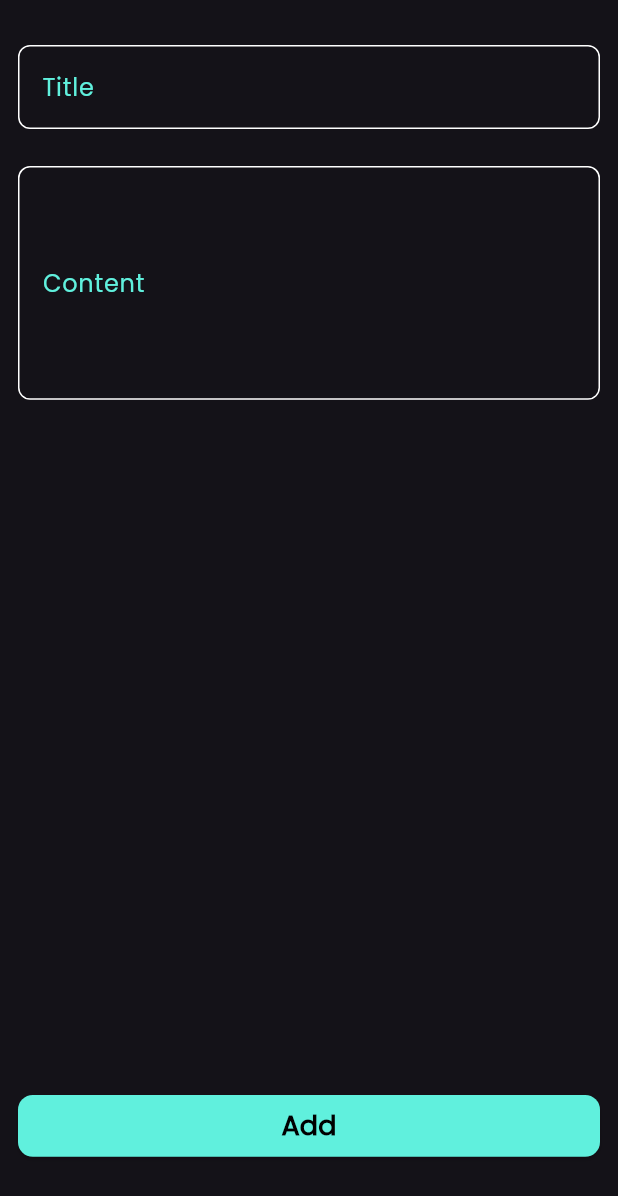
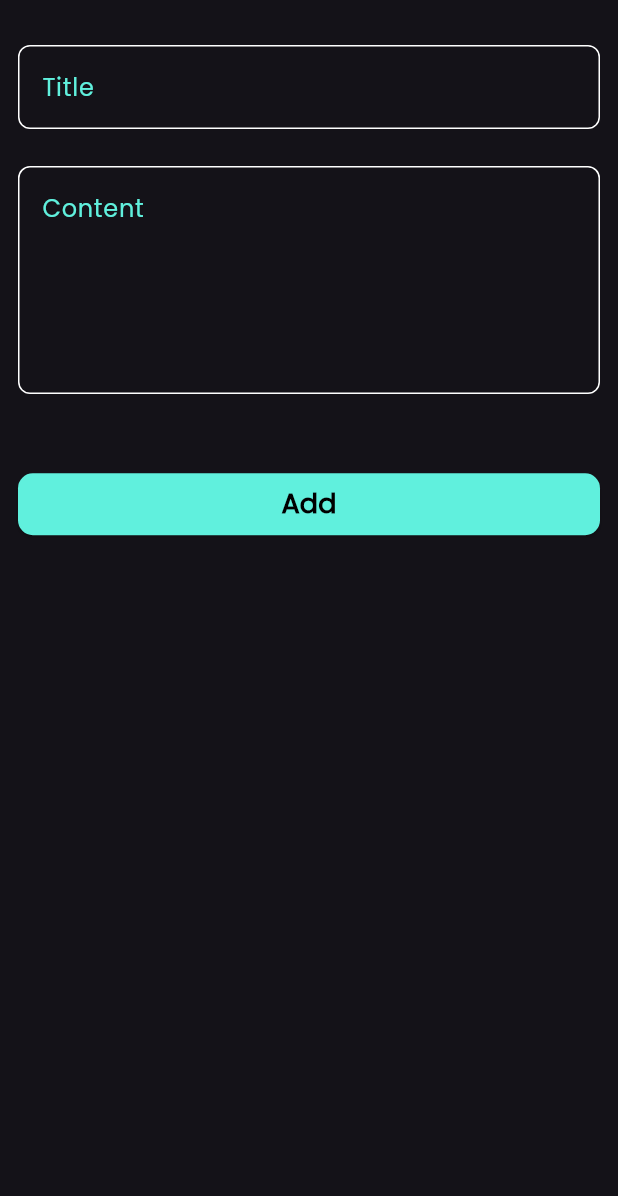
Before and after one commit to ahmedsadek2/note_app, a Flutter app: the AddNoteBottomSheet widget shown alone on an empty page, opened directly, on a phone screen of 412 x 824 dp. Shown: the top 1196 px of the screen. Run offline on Flutter 3.47's test engine with Material 3 defaults, Android fonts, the phone set to English and light mode, and no system bars.

Commit message:
update bottom sheet

```diff
--- a/lib/views/widgets/add_note_sheet.dart
+++ b/lib/views/widgets/add_note_sheet.dart
@@ -1,5 +1,6 @@
 import 'package:flutter/material.dart';
 
+import 'custom_button.dart';
 import 'custom_text_field.dart';
 
 class AddNoteBottomSheet extends StatelessWidget {
@@ -9,6 +10,7 @@ class AddNoteBottomSheet extends StatelessWidget {
   Widget build(BuildContext context) {
     return  Padding(
       padding: const EdgeInsets.only(top:30,left:12,right: 12),
+      child: SingleChildScrollView(
         child: Column(
           mainAxisAlignment:MainAxisAlignment.start,
           children: [
@@ -17,22 +19,13 @@ class AddNoteBottomSheet extends StatelessWidget {
             CustomTextField(
               name: 'Content',
               onChanged: (data){},
-            padding:  EdgeInsets.symmetric(
-                vertical: MediaQuery.of(context).size.height*0.08,
-                horizontal: MediaQuery.of(context).size.width*0.03),),
-           const Spacer(),
-          ElevatedButton(onPressed: (){},
-            style:ButtonStyle(
-              backgroundColor: const WidgetStatePropertyAll(Color(0xff60f0dd)),
-               fixedSize: WidgetStatePropertyAll(
-                   Size(MediaQuery.of(context).size.width,
-                   MediaQuery.of(context).size.height*0.05)
+               maxLines: 5,
             ),
-              shape: WidgetStatePropertyAll(RoundedRectangleBorder(borderRadius: BorderRadius.circular(MediaQuery.sizeOf(context).height*0.012)))
-            ),
-            child: const Text("Add",style: TextStyle(color: Colors.black,fontWeight: FontWeight.bold,fontSize: 18),),),
+            SizedBox(height:MediaQuery.of(context).size.height*0.06 ,),
+            const CustomButton(),
             SizedBox(height:MediaQuery.of(context).size.height*0.06 ,)
           ],
+        ),
       ),
     );
   }
--- /dev/null
+++ b/lib/views/widgets/custom_button.dart
@@ -0,0 +1,21 @@
+import 'package:flutter/material.dart';
+
+class CustomButton extends StatelessWidget {
+  const CustomButton({
+    super.key,
+  });
+
+  @override
+  Widget build(BuildContext context) {
+    return ElevatedButton(onPressed: (){},
+      style:ButtonStyle(
+          backgroundColor: const WidgetStatePropertyAll(Color(0xff60f0dd)),
+          fixedSize: WidgetStatePropertyAll(
+              Size(MediaQuery.of(context).size.width,
+                  MediaQuery.of(context).size.height*0.05)
+          ),
+          shape: WidgetStatePropertyAll(RoundedRectangleBorder(borderRadius: BorderRadius.circular(MediaQuery.sizeOf(context).height*0.012)))
+      ),
+      child: const Text("Add",style: TextStyle(color: Colors.black,fontWeight: FontWeight.bold,fontSize: 18),),);
+  }
+}
--- a/lib/views/widgets/custom_text_field.dart
+++ b/lib/views/widgets/custom_text_field.dart
@@ -7,16 +7,17 @@ class CustomTextField extends StatelessWidget {
     super.key,
     required this.onChanged,
     this.padding,
+    this.maxLines =1
   });
   final String name;
 
   final Function(String) onChanged;
   final bool isObscure;
- final EdgeInsetsGeometry? padding;
-
+  final EdgeInsetsGeometry? padding;
+  final int maxLines;
   @override
   Widget build(BuildContext context) {
-     TextEditingController controller=TextEditingController();
+    TextEditingController controller = TextEditingController();
     return TextFormField(
       onChanged: onChanged,
       validator: (data) {
@@ -26,24 +27,30 @@ class CustomTextField extends StatelessWidget {
         return null;
       },
       obscureText: isObscure,
+      maxLines:maxLines ,
       controller: controller,
       style: const TextStyle(color: Colors.white),
-      cursorColor: Colors.white,
+      cursorColor: const Color(0xff60f0dd),
       decoration: InputDecoration(
+        contentPadding: padding,
 
-        contentPadding: padding,
-          enabledBorder: OutlineInputBorder(
-            borderRadius: BorderRadius.circular(8),
-            borderSide: const BorderSide(color: Colors.white),
-          ),
-          errorBorder: OutlineInputBorder(
-              borderRadius: BorderRadius.circular(8),
-              borderSide: const BorderSide(color: Colors.red)),
-          focusedBorder: OutlineInputBorder(
-              borderRadius: BorderRadius.circular(8),
-              borderSide: const BorderSide(color: Colors.white)),
-          hintText: name,
-          hintStyle: const TextStyle(color: Color(0xff60f0dd))),
+        enabledBorder: buildBorder(),
+        errorBorder: buildBorder(Colors.red),
+        focusedBorder: buildBorder(
+          const Color(0xff60f0dd),
+        ),
+        hintText: name,
+        hintStyle: const TextStyle(
+          color: Color(0xff60f0dd),
+        ),
+      ),
+    );
+  }
+
+  OutlineInputBorder buildBorder([color]) {
+    return OutlineInputBorder(
+      borderRadius: BorderRadius.circular(8),
+      borderSide: BorderSide(color: color ?? Colors.white),
     );
   }
 }
```
Lines whose indentation alone changed are shown as unchanged.
